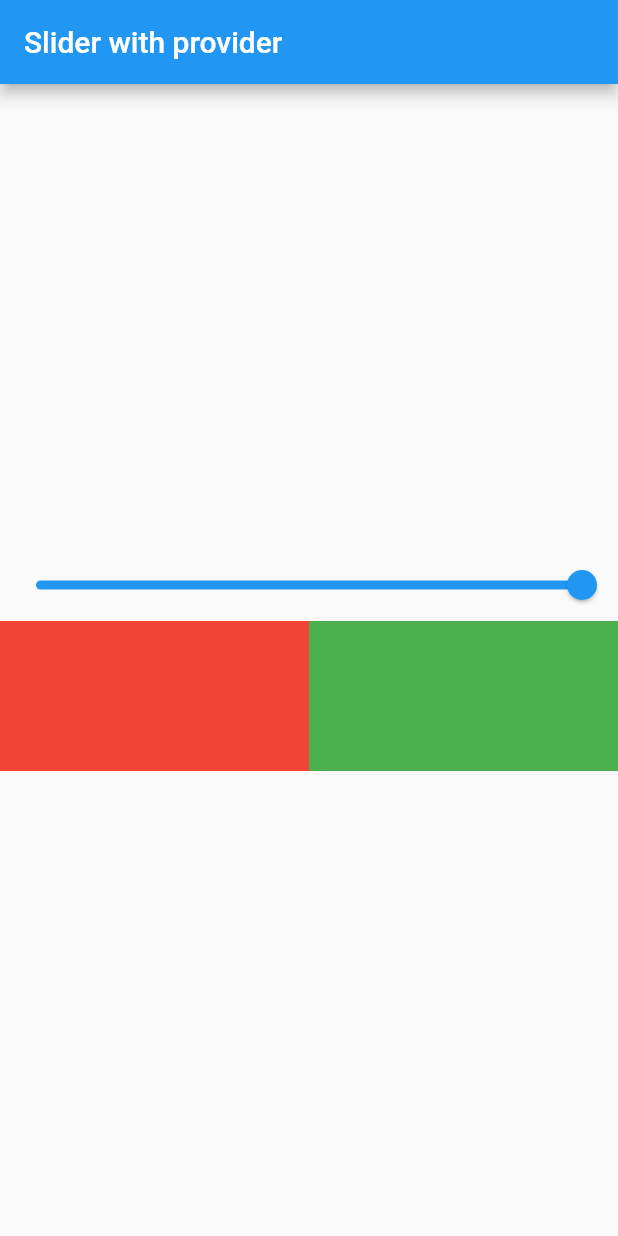
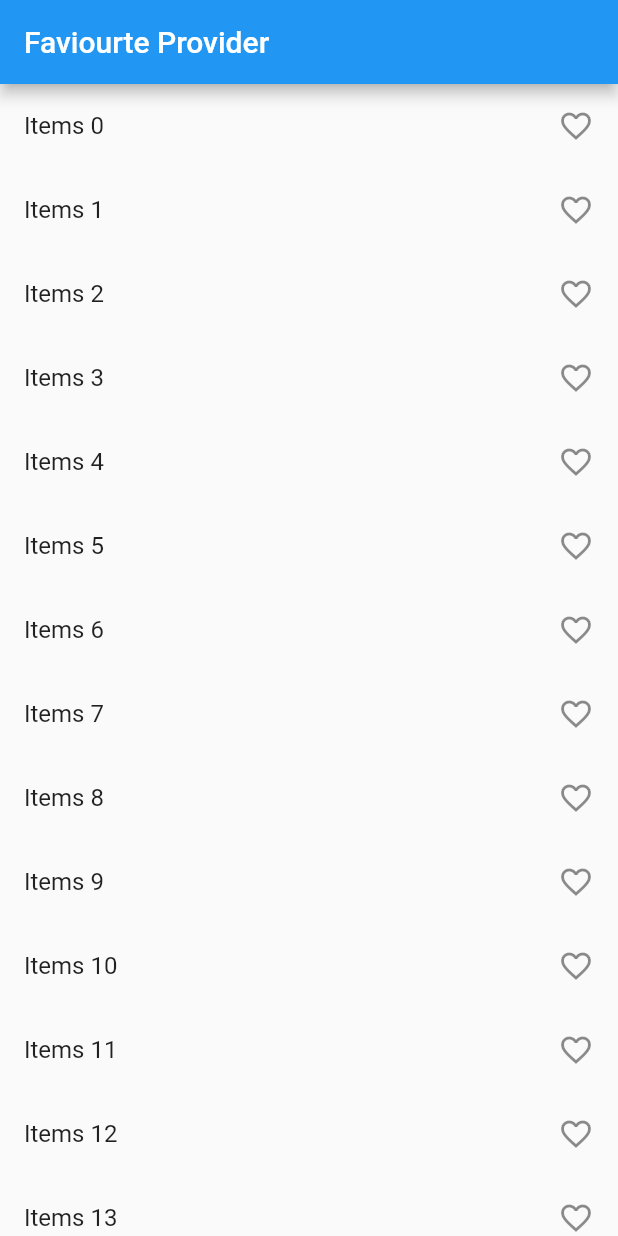
Before and after one commit to Balghari13/provider_prac, a Flutter app: the screen it shows after launch, on a phone screen of 412 x 824 dp. Run offline on Flutter 3.47's test engine with Material 2 defaults, Android fonts, the phone set to English and light mode, and no system bars.

Commit message:
faviourte icon example of multiprovider

```diff
--- /dev/null
+++ b/lib/Example3/faviourte_provider.dart
@@ -0,0 +1,19 @@
+import 'package:flutter/foundation.dart';
+
+
+class FaviourteProvider extends ChangeNotifier{
+  List<int> _selected = [];
+
+  List get selected => _selected;
+
+  void add(int value){
+    _selected.add(value);
+    notifyListeners();
+  }
+
+  void remove(int value){
+    _selected.remove(value);
+    notifyListeners();
+  }
+
+}
--- /dev/null
+++ b/lib/Example3/faviourte_wit_provider.dart
@@ -0,0 +1,51 @@
+import 'package:flutter/material.dart';
+import 'package:provider/provider.dart';
+
+import 'faviourte_provider.dart';
+
+class FaviourteWithProvider extends StatefulWidget {
+  const FaviourteWithProvider({super.key});
+
+  @override
+  State<FaviourteWithProvider> createState() => _FaviourteWithProviderState();
+}
+
+class _FaviourteWithProviderState extends State<FaviourteWithProvider> {
+  //List<int> slected = [];
+
+  @override
+  Widget build(BuildContext context) {
+    print('build');
+    //FaviourteProvider faviourteProvider = Provider.of<FaviourteProvider>(context);
+    return Scaffold(
+      appBar: AppBar(
+        title: Text('Faviourte Provider'),
+      ),
+      body: Column(
+        children: [
+          Expanded(child:
+
+          ListView.builder(
+      itemCount: 100,
+      itemBuilder: (context,index){
+
+            return Consumer<FaviourteProvider>(builder: (context,value,child){
+              return ListTile(
+                onTap: (){
+                  if(value.selected.contains(index)){
+                    value.remove(index);
+                  }else{
+                    value.add(index);
+                  }
+                },
+                title: Text('Items ${index}'),
+                trailing: value.selected.contains(index)?Icon(Icons.favorite):Icon(Icons.favorite_outline),
+              );
+            });
+    }),
+          )
+        ],
+      ),
+    );
+  }
+}
--- a/lib/main.dart
+++ b/lib/main.dart
@@ -1,5 +1,8 @@
 import 'package:flutter/material.dart';
 import 'package:provider/provider.dart';
+import 'package:provider_prac/Example3/faviourte.dart';
+import 'package:provider_prac/Example3/faviourte_provider.dart';
+import 'package:provider_prac/Example3/faviourte_wit_provider.dart';
 import 'package:provider_prac/count_provider.dart';
 import 'package:provider_prac/provider/count_provider.dart';
 import 'package:provider_prac/slider_provider.dart';
@@ -29,9 +32,10 @@ class MyApp extends StatelessWidget {
     return MultiProvider(providers: [
       ChangeNotifierProvider(create: (_)=>CountProvider()),
       ChangeNotifierProvider(create: (_)=>SliderProvider()),
+      ChangeNotifierProvider(create: (_)=>FaviourteProvider()),
     ],
       child: MaterialApp(
-        home: const SliderWithProvider(),
+        home: const FaviourteWithProvider(),
       ),
     );
 
```
Also changed, not shown: lib/Example3/faviourte.dart (added, +45 -0 lines).
